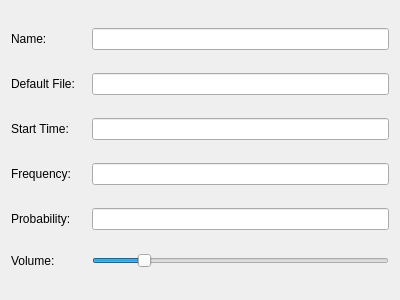
Above: src/pgta_composer/forms/properties.ui from PGTA/PGTAComposer before the change. Below: the same form after it.
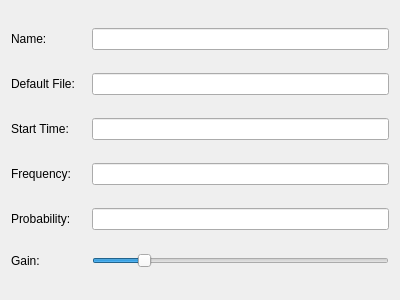
That is the form after the change.

Commit message: Fixed build from updated PGTA, changed 'volume' to 'gain' for sample properties

```diff
--- a/src/pgta_composer/forms/properties.ui
+++ b/src/pgta_composer/forms/properties.ui
@@ -139,7 +139,7 @@
           </size>
          </property>
          <property name="text">
-          <string>Volume:</string>
+          <string>Gain:</string>
          </property>
         </widget>
        </item>
```
Left out of the diff: 4 changed lines with no effect on the pictures. The commit also changes 8 other files.
